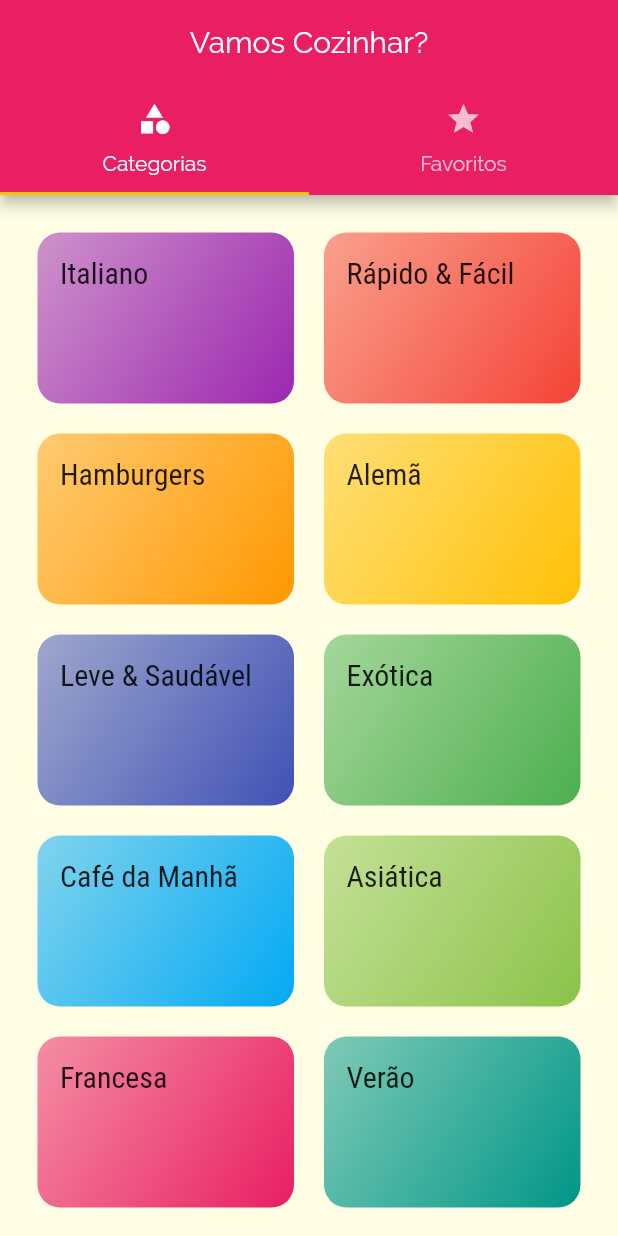
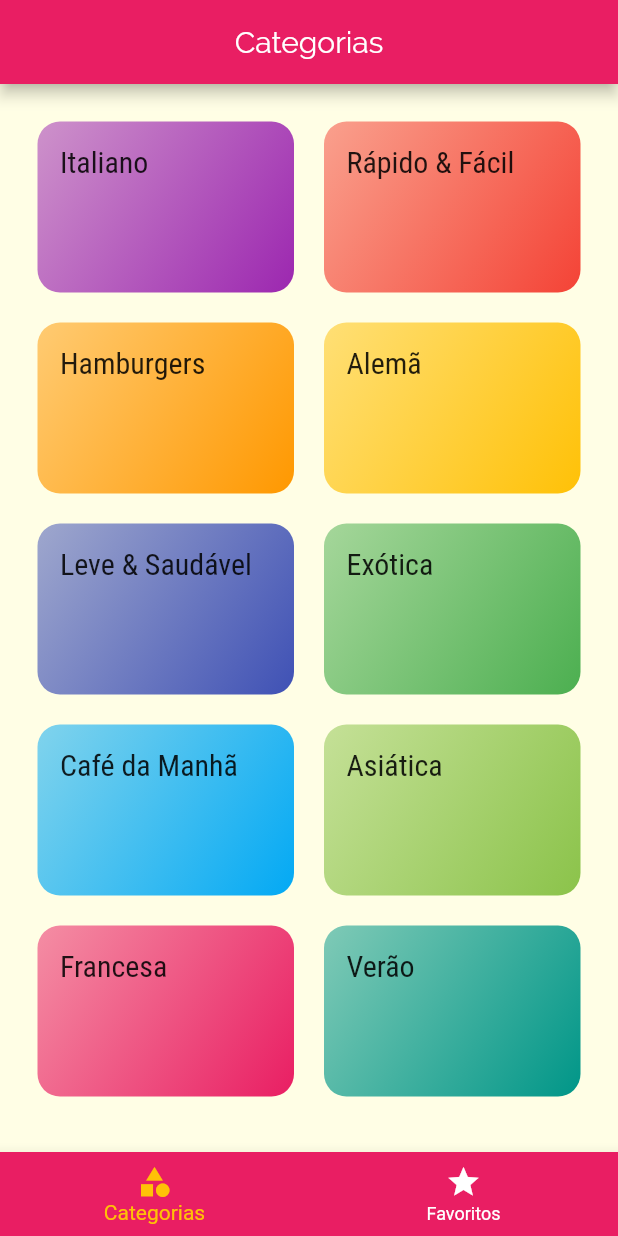
Before and after one commit to machado-jose/menus_flutter, a Flutter app: the screen it shows after launch, on a phone screen of 412 x 824 dp. Run offline on Flutter 3.47's test engine with Material 2 defaults, Android fonts, the phone set to English and light mode, and no system bars.

Commit message:
Adding TabBar at the bottom of the screen

```diff
--- a/lib/screens/tabs_screen.dart
+++ b/lib/screens/tabs_screen.dart
@@ -3,36 +3,54 @@ import 'package:flutter/material.dart';
 import 'categories_screen.dart';
 import 'favorite_screen.dart';
 
-class TabsScreen extends StatelessWidget {
+class TabsScreen extends StatefulWidget {
+  @override
+  _TabsScreenState createState() => _TabsScreenState();
+}
+
+class _TabsScreenState extends State<TabsScreen> {
+
+  int _selectedScreenIndex = 0;
+
+  final List<Map<String, Object>> screens = [
+    {'title': 'Categorias', 'screen': CategoriesScreen()},
+    {'title': 'Favoritos', 'screen': FavoriteScreen()},
+  ];
+
+  _selectedScreen(int index){
+    setState(() {
+      _selectedScreenIndex = index;
+    });
+  }
+
   @override
   Widget build(BuildContext context) {
-    return DefaultTabController(
-      length: 2,
-      child: Scaffold(
-        appBar: AppBar(
-          title: Row(
-            mainAxisAlignment: MainAxisAlignment.center,
-            children: <Widget>[
-              Text('Vamos Cozinhar?'),
-            ],
+    return Scaffold(
+      appBar: AppBar(
+        title: Row(
+          mainAxisAlignment: MainAxisAlignment.center,
+          children: <Widget>[
+            Text(this.screens[this._selectedScreenIndex]['title']),
+          ],
+        ),
+      ),
+      body: this.screens[this._selectedScreenIndex]['screen'],
+      bottomNavigationBar: BottomNavigationBar(
+        onTap: _selectedScreen,
+        backgroundColor: Theme.of(context).primaryColor,
+        unselectedItemColor: Colors.white,
+        selectedItemColor: Theme.of(context).accentColor,
+        currentIndex: this._selectedScreenIndex,
+        items: [
+          BottomNavigationBarItem(
+            icon: Icon(Icons.category),
+            title: Text('Categorias'),
           ),
-          bottom: TabBar(
-            tabs: [
-              Tab(
-                icon: Icon(Icons.category),
-                text: 'Categorias',
-              ),
-              Tab(
-                icon: Icon(Icons.star),
-                text: 'Favoritos',
-              ),
-            ],
+          BottomNavigationBarItem(
+            icon: Icon(Icons.star),
+            title: Text('Favoritos'),
           ),
-        ),
-        body: TabBarView(children: [
-          CategoriesScreen(),
-          FavoriteScreen(),
-        ]),
+        ]
       ),
     );
   }
```
